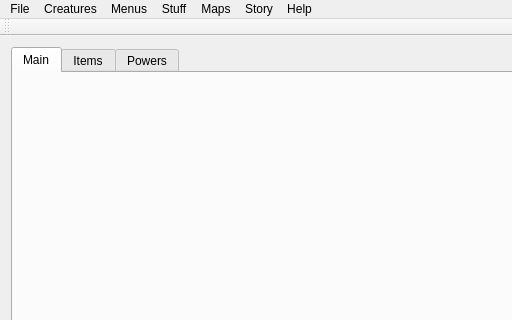
Qt form mainwindow.ui (igorko/FlareFramework) before a commit; both pictures show x 0 to 512 and y 0 to 320 of the 1241 by 658 pixel window.
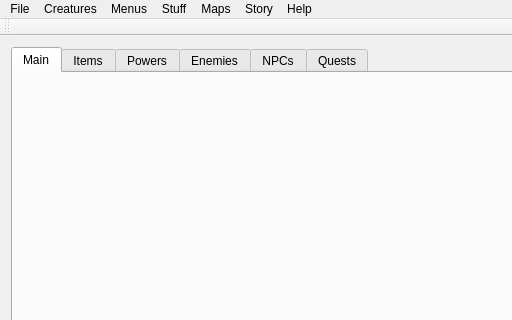
The same form after that commit.

```diff
--- a/mainwindow.ui
+++ b/mainwindow.ui
@@ -604,6 +604,21 @@
         <string>Powers</string>
        </attribute>
       </widget>
+      <widget class="QWidget" name="Enemies">
+       <attribute name="title">
+        <string>Enemies</string>
+       </attribute>
+      </widget>
+      <widget class="QWidget" name="NPCs">
+       <attribute name="title">
+        <string>NPCs</string>
+       </attribute>
+      </widget>
+      <widget class="QWidget" name="Quests">
+       <attribute name="title">
+        <string>Quests</string>
+       </attribute>
+      </widget>
      </widget>
     </item>
    </layout>
```
